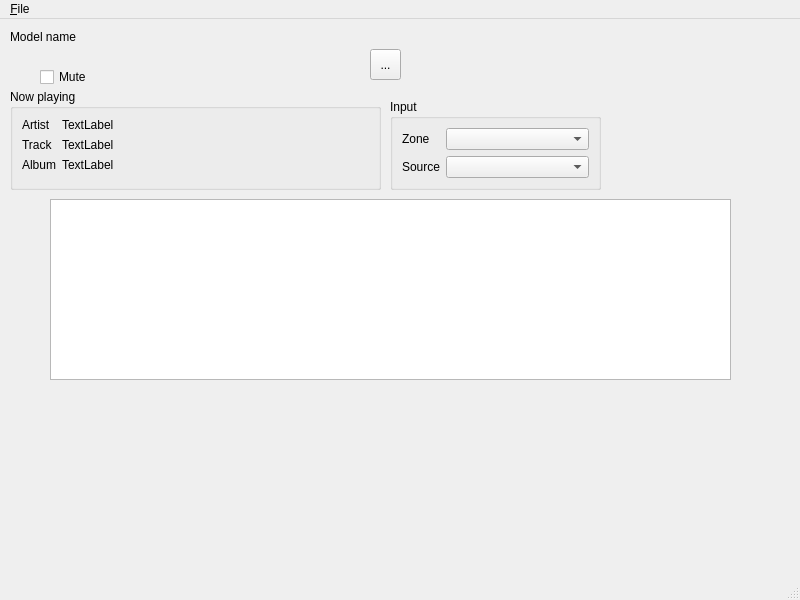
The window that pyyamamainwindow.ui (jaakkojulin/pyyama) describes before a commit, drawn with Qt 5.
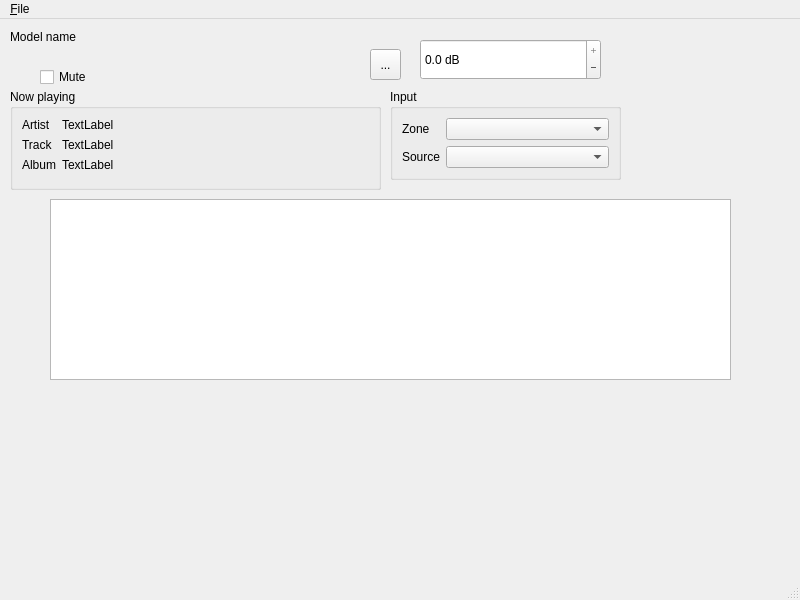
The same window after the commit. Icons and pictures are not drawn.

Commit message: Volume can now be adjusted. Some UI update sillyness when reacting to UDP packets if volume is changed rapidly.

The edit to the form file:
```diff
--- a/pyyamamainwindow.ui
+++ b/pyyamamainwindow.ui
@@ -77,8 +77,8 @@
     <property name="geometry">
      <rect>
       <x>390</x>
-      <y>80</y>
-      <width>211</width>
+      <y>70</y>
+      <width>231</width>
       <height>91</height>
      </rect>
     </property>
@@ -165,6 +165,34 @@
      </item>
     </layout>
    </widget>
+   <widget class="QDoubleSpinBox" name="volumeSpinBox">
+    <property name="geometry">
+     <rect>
+      <x>420</x>
+      <y>20</y>
+      <width>181</width>
+      <height>41</height>
+     </rect>
+    </property>
+    <property name="buttonSymbols">
+     <enum>QAbstractSpinBox::PlusMinus</enum>
+    </property>
+    <property name="keyboardTracking">
+     <bool>false</bool>
+    </property>
+    <property name="suffix">
+     <string> dB</string>
+    </property>
+    <property name="decimals">
+     <number>1</number>
+    </property>
+    <property name="minimum">
+     <double>-255.000000000000000</double>
+    </property>
+    <property name="maximum">
+     <double>0.000000000000000</double>
+    </property>
+   </widget>
   </widget>
   <widget class="QMenuBar" name="menubar">
    <property name="geometry">
```
Left out of the diff: 2 changed lines with no effect on the pictures. The commit also changes 2 other files.
